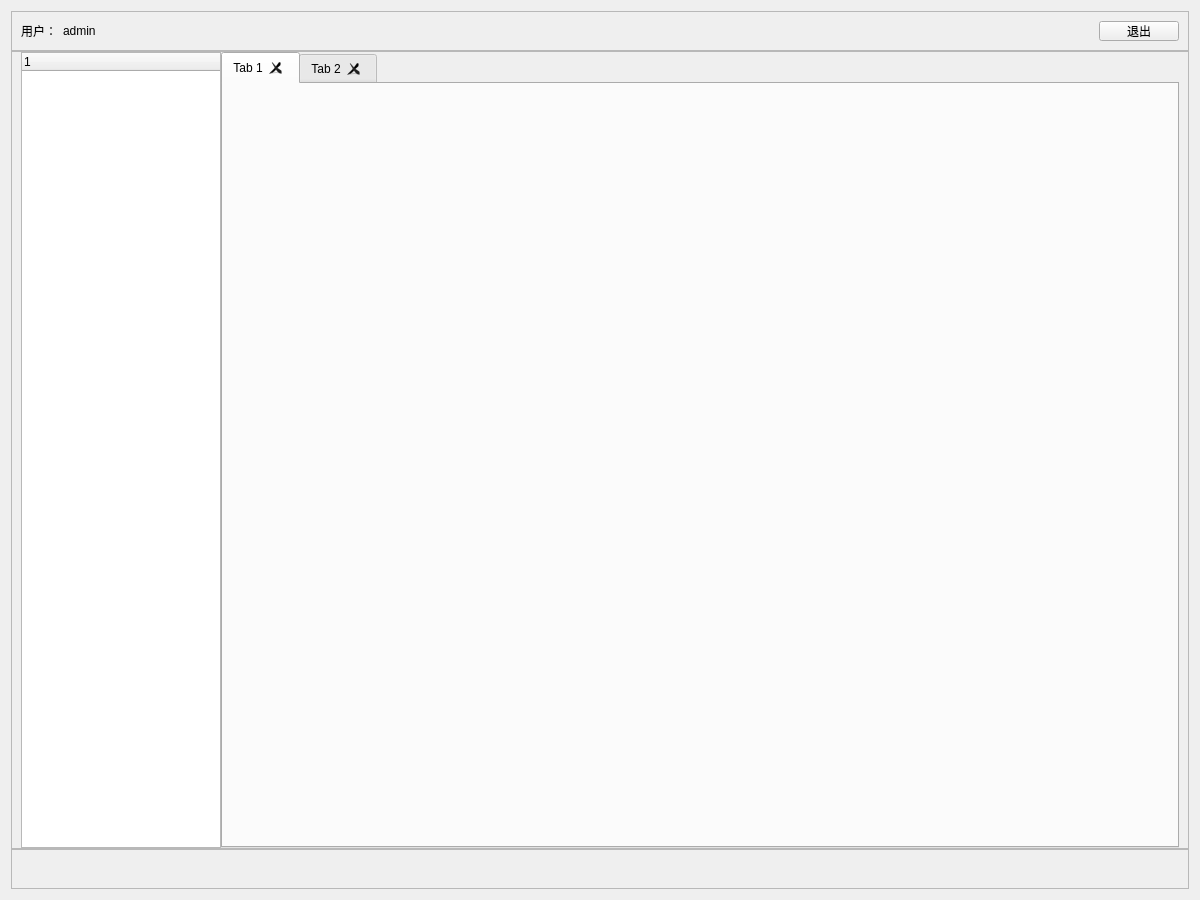
First picture: the form in UI_Common/Core/widget_main.ui, repository sxlfhmsl/sm_system_bui, before the edit.
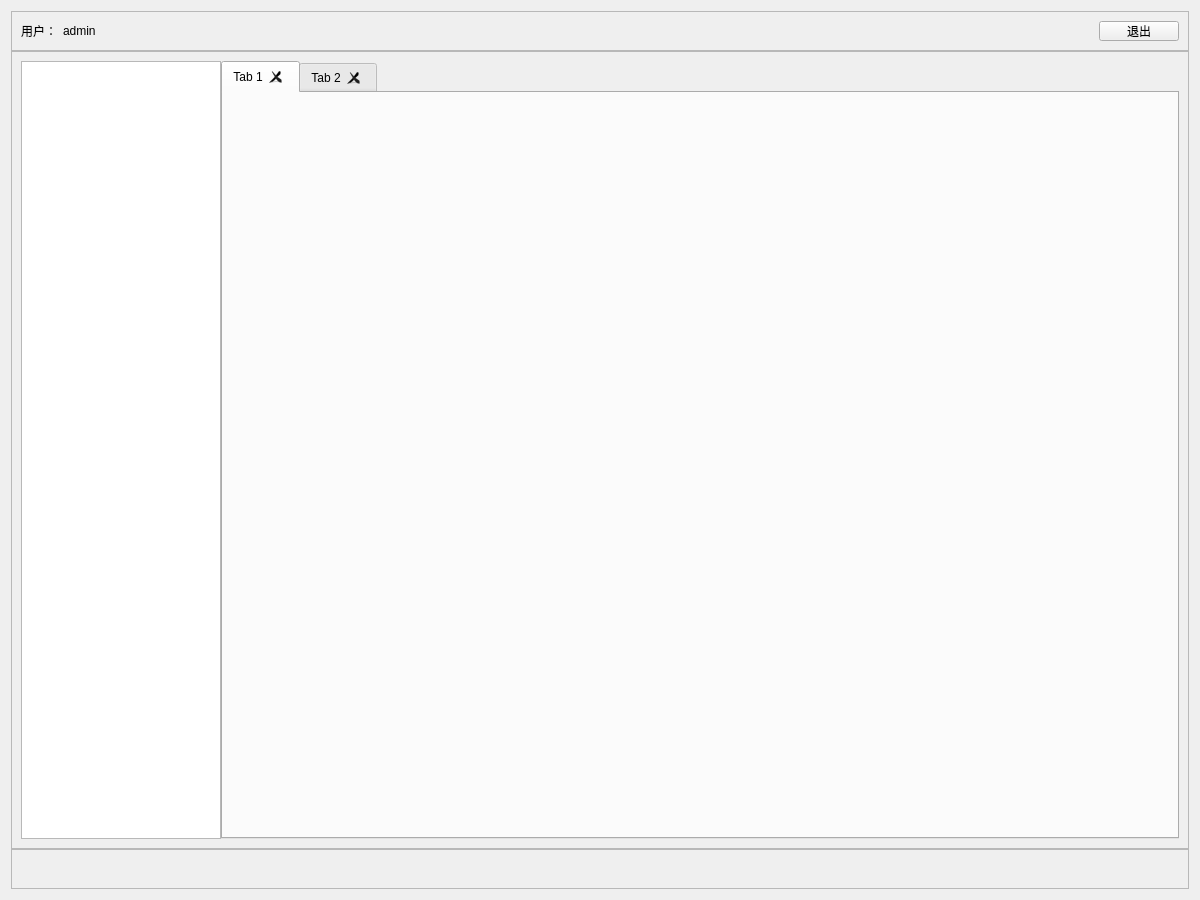
Second picture: the form after the edit.

```diff
--- a/UI_Common/Core/widget_main.ui
+++ b/UI_Common/Core/widget_main.ui
@@ -14,10 +14,14 @@
    <string>Form</string>
   </property>
   <layout class="QVBoxLayout" name="verticalLayout">
-   <property name="spacing">
-    <number>0</number>
-   </property>
    <item>
+    <widget class="QSplitter" name="splitter_2">
+     <property name="orientation">
+      <enum>Qt::Vertical</enum>
+     </property>
+     <property name="handleWidth">
+      <number>0</number>
+     </property>
     <widget class="QFrame" name="frame_Status">
      <property name="minimumSize">
       <size>
@@ -74,8 +78,6 @@
       </item>
      </layout>
     </widget>
-   </item>
-   <item>
     <widget class="QFrame" name="frame_Content">
      <property name="frameShape">
       <enum>QFrame::StyledPanel</enum>
@@ -85,18 +87,16 @@
      </property>
      <layout class="QHBoxLayout" name="horizontalLayout">
       <property name="spacing">
-       <number>0</number>
-      </property>
-      <property name="topMargin">
-       <number>0</number>
-      </property>
-      <property name="rightMargin">
-       <number>9</number>
-      </property>
-      <property name="bottomMargin">
-       <number>0</number>
+        <number>6</number>
       </property>
       <item>
+        <widget class="QSplitter" name="splitter">
+         <property name="orientation">
+          <enum>Qt::Horizontal</enum>
+         </property>
+         <property name="handleWidth">
+          <number>0</number>
+         </property>
        <widget class="QTreeWidget" name="treeWidget_Menu">
         <property name="minimumSize">
          <size>
@@ -110,9 +110,10 @@
           <height>16777215</height>
          </size>
         </property>
-       </widget>
-      </item>
-      <item>
+          <property name="columnCount">
+           <number>0</number>
+          </property>
+         </widget>
        <widget class="QTabWidget" name="tabWidget_Content">
         <property name="currentIndex">
          <number>0</number>
@@ -134,11 +135,10 @@
          </attribute>
         </widget>
        </widget>
+        </widget>
       </item>
      </layout>
     </widget>
-   </item>
-   <item>
     <widget class="QFrame" name="frame_Msg">
      <property name="minimumSize">
       <size>
@@ -158,6 +158,7 @@
      <property name="frameShadow">
       <enum>QFrame::Raised</enum>
      </property>
+     </widget>
     </widget>
    </item>
   </layout>
```
Lines whose indentation alone changed are shown as unchanged.
